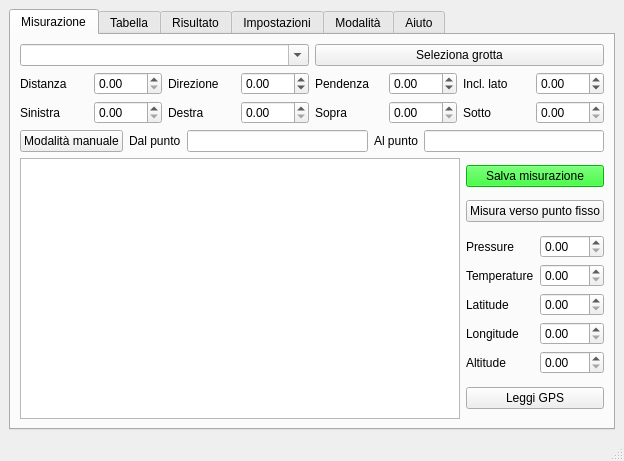
Qt form charlotte/charlotte.ui (zorbaproject/Meatloaf) before a commit.
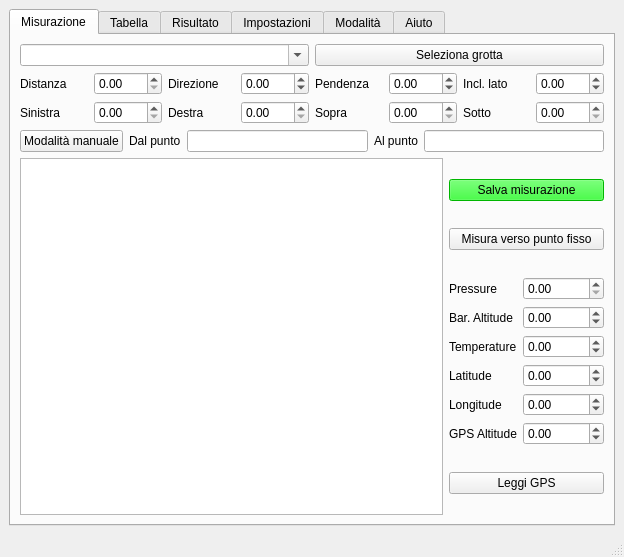
The same form after that commit.

The edit to the form file:
```diff
--- a/charlotte/charlotte.ui
+++ b/charlotte/charlotte.ui
@@ -7,7 +7,7 @@
     <x>0</x>
     <y>0</y>
     <width>624</width>
-    <height>461</height>
+    <height>557</height>
    </rect>
   </property>
   <property name="windowTitle">
@@ -223,37 +223,25 @@
             <item>
              <layout class="QGridLayout" name="gridLayout_2">
               <item row="2" column="0">
-               <widget class="QLabel" name="label_18">
-                <property name="text">
-                 <string>Latitude</string>
-                </property>
-               </widget>
-              </item>
-              <item row="3" column="1">
-               <widget class="QDoubleSpinBox" name="longitude"/>
-              </item>
-              <item row="2" column="1">
-               <widget class="QDoubleSpinBox" name="latitude"/>
-              </item>
-              <item row="0" column="1">
-               <widget class="QDoubleSpinBox" name="pressure"/>
-              </item>
-              <item row="3" column="0">
-               <widget class="QLabel" name="label_19">
-                <property name="text">
-                 <string>Longitude</string>
-                </property>
-               </widget>
-              </item>
-              <item row="1" column="0">
                <widget class="QLabel" name="label_13">
                 <property name="text">
                  <string>Temperature</string>
                 </property>
                </widget>
               </item>
-              <item row="1" column="1">
-               <widget class="QDoubleSpinBox" name="temperature"/>
+              <item row="4" column="0">
+               <widget class="QLabel" name="label_19">
+                <property name="text">
+                 <string>Longitude</string>
+                </property>
+               </widget>
+              </item>
+              <item row="5" column="0">
+               <widget class="QLabel" name="label_20">
+                <property name="text">
+                 <string>GPS Altitude</string>
+                </property>
+               </widget>
               </item>
               <item row="0" column="0">
                <widget class="QLabel" name="label_14">
@@ -262,13 +250,74 @@
                 </property>
                </widget>
               </item>
+              <item row="2" column="1">
+               <widget class="QDoubleSpinBox" name="temperature">
+                <property name="minimum">
+                 <double>-100.000000000000000</double>
+                </property>
+                <property name="maximum">
+                 <double>999.990000000000009</double>
+                </property>
+               </widget>
+              </item>
               <item row="4" column="1">
-               <widget class="QDoubleSpinBox" name="altitude"/>
+               <widget class="QDoubleSpinBox" name="longitude">
+                <property name="minimum">
+                 <double>-999.000000000000000</double>
+                </property>
+                <property name="maximum">
+                 <double>999.990000000000009</double>
+                </property>
+               </widget>
               </item>
-              <item row="4" column="0">
-               <widget class="QLabel" name="label_20">
+              <item row="0" column="1">
+               <widget class="QDoubleSpinBox" name="pressure">
+                <property name="maximum">
+                 <double>9999.989999999999782</double>
+                </property>
+               </widget>
+              </item>
+              <item row="3" column="0">
+               <widget class="QLabel" name="label_18">
                 <property name="text">
-                 <string>Altitude</string>
+                 <string>Latitude</string>
+                </property>
+               </widget>
+              </item>
+              <item row="5" column="1">
+               <widget class="QDoubleSpinBox" name="altitude">
+                <property name="minimum">
+                 <double>-10000.000000000000000</double>
+                </property>
+                <property name="maximum">
+                 <double>9999.989999999999782</double>
+                </property>
+               </widget>
+              </item>
+              <item row="3" column="1">
+               <widget class="QDoubleSpinBox" name="latitude">
+                <property name="minimum">
+                 <double>-999.000000000000000</double>
+                </property>
+                <property name="maximum">
+                 <double>999.990000000000009</double>
+                </property>
+               </widget>
+              </item>
+              <item row="1" column="0">
+               <widget class="QLabel" name="label_21">
+                <property name="text">
+                 <string>Bar. Altitude</string>
+                </property>
+               </widget>
+              </item>
+              <item row="1" column="1">
+               <widget class="QDoubleSpinBox" name="bar_altitude">
+                <property name="minimum">
+                 <double>-10000.000000000000000</double>
+                </property>
+                <property name="maximum">
+                 <double>9999.989999999999782</double>
                 </property>
                </widget>
               </item>
```
